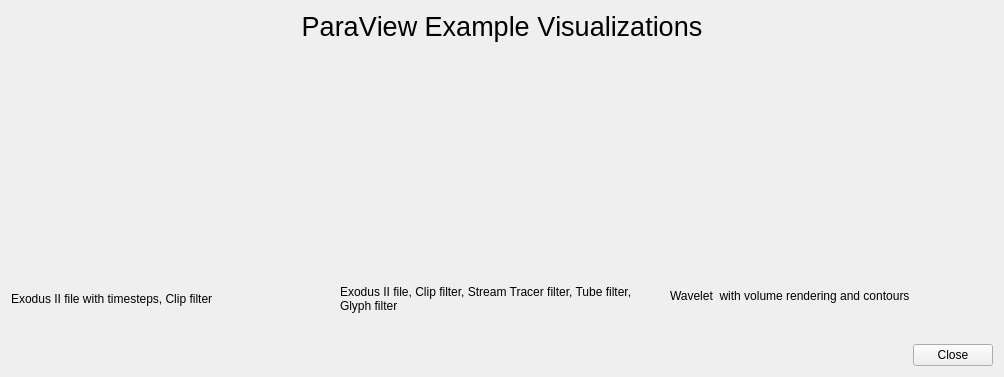
Above: Qt/ApplicationComponents/Resources/UI/pqExampleVisualizationsDialog.ui from Kitware/ParaView before the change. Below: the same form after it.
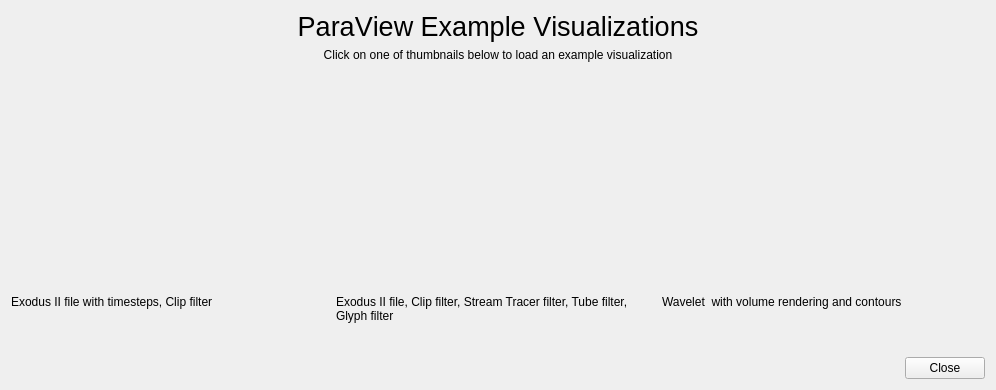
That is the form after the change. Icons and pictures are not drawn.

Commit message: Update verbiage in example visualization dialog.

```diff
--- a/Qt/ApplicationComponents/Resources/UI/pqExampleVisualizationsDialog.ui
+++ b/Qt/ApplicationComponents/Resources/UI/pqExampleVisualizationsDialog.ui
@@ -6,8 +6,8 @@
    <rect>
     <x>0</x>
     <y>0</y>
-    <width>1004</width>
-    <height>377</height>
+    <width>996</width>
+    <height>390</height>
    </rect>
   </property>
   <property name="windowTitle">
@@ -32,9 +32,19 @@
      </property>
     </widget>
    </item>
+   <item>
+    <widget class="QLabel" name="label">
+     <property name="text">
+      <string>&lt;html&gt;&lt;head/&gt;&lt;body&gt;&lt;p align=&quot;center&quot;&gt;Click on one of thumbnails below to load an example visualization&lt;/p&gt;&lt;/body&gt;&lt;/html&gt;</string>
+     </property>
+    </widget>
+   </item>
    <item>
     <layout class="QGridLayout" name="gridLayout">
-     <item row="0" column="0" rowspan="2">
+     <property name="spacing">
+      <number>2</number>
+     </property>
+     <item row="0" column="0">
       <widget class="QPushButton" name="CanExampleButton">
        <property name="enabled">
         <bool>true</bool>
@@ -91,7 +101,7 @@
        </property>
       </widget>
      </item>
-     <item row="0" column="1" rowspan="2">
+     <item row="0" column="1">
       <widget class="QPushButton" name="DiskOutRefExampleButton">
        <property name="minimumSize">
         <size>
@@ -144,30 +154,39 @@
        </property>
       </widget>
      </item>
-     <item row="1" column="2" rowspan="2">
-      <widget class="QLabel" name="WaveletExampleDescription">
-       <property name="text">
-        <string>Wavelet  with volume rendering and contours</string>
-       </property>
-       <property name="wordWrap">
-        <bool>true</bool>
-       </property>
-      </widget>
-     </item>
-     <item row="2" column="0">
+     <item row="1" column="0">
       <widget class="QLabel" name="CanExampleDescription">
        <property name="text">
         <string>Exodus II file with timesteps, Clip filter</string>
        </property>
+       <property name="alignment">
+        <set>Qt::AlignLeading|Qt::AlignLeft|Qt::AlignTop</set>
+       </property>
        <property name="wordWrap">
         <bool>true</bool>
        </property>
       </widget>
      </item>
-     <item row="2" column="1">
+     <item row="1" column="1">
       <widget class="QLabel" name="DiskOutRefExampleDescription">
        <property name="text">
         <string>Exodus II file, Clip filter, Stream Tracer filter, Tube filter, Glyph filter</string>
+       </property>
+       <property name="alignment">
+        <set>Qt::AlignLeading|Qt::AlignLeft|Qt::AlignTop</set>
+       </property>
+       <property name="wordWrap">
+        <bool>true</bool>
+       </property>
+      </widget>
+     </item>
+     <item row="1" column="2">
+      <widget class="QLabel" name="WaveletExampleDescription">
+       <property name="text">
+        <string>Wavelet  with volume rendering and contours</string>
+       </property>
+       <property name="alignment">
+        <set>Qt::AlignLeading|Qt::AlignLeft|Qt::AlignTop</set>
        </property>
        <property name="wordWrap">
         <bool>true</bool>
```
